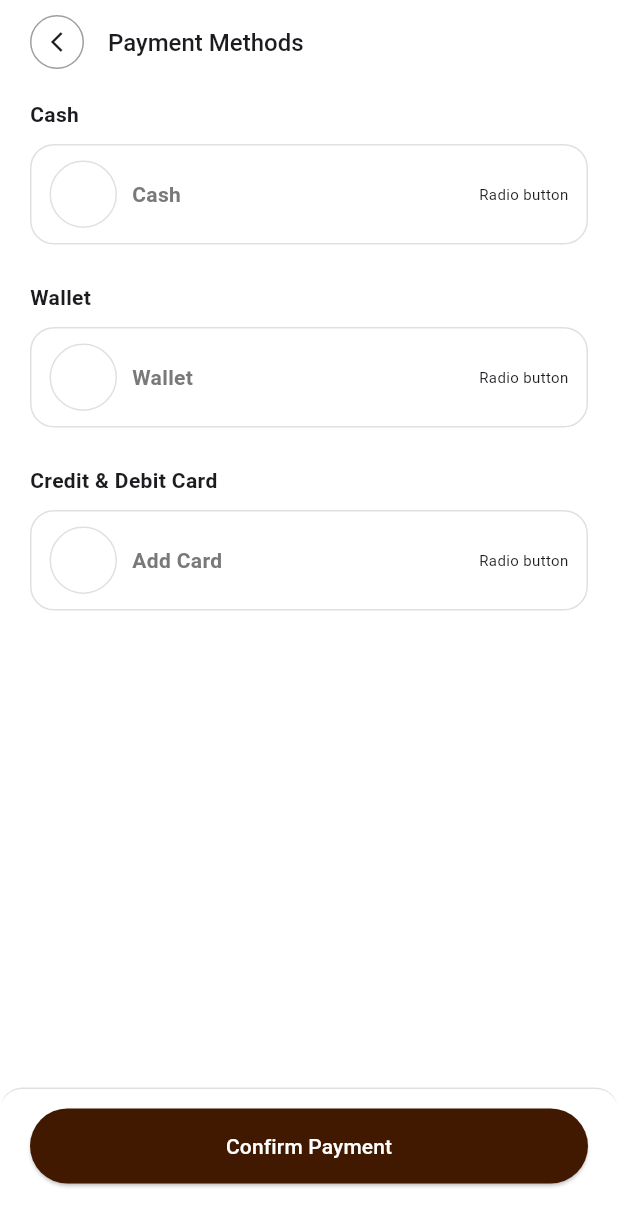
After one commit to Nelson-Chinedu/daza_store, a Flutter app: the PaymentMethodView screen opened directly, on a phone screen of 412 x 824 dp. The commit adds this screen. Shown: the top 1226 px of the screen. Run offline on Flutter 3.47's test engine with Material 3 defaults, Android fonts, the phone set to English and light mode, and no system bars; our stand-ins replace carousel_slider, dotted_border, flutter_slidable, get_it, intl_phone_number_input, lottie and 4 more.

Commit message:
feat: payment method

```diff
--- a/lib/features/dashboard/checkout/checkout_view.dart
+++ b/lib/features/dashboard/checkout/checkout_view.dart
@@ -99,7 +99,12 @@ class CheckoutView extends StatelessWidget {
             ),
             child: SizedBox(
               width: double.infinity,
-              child: Button(label: 'Continue to Payment', onPressed: () {}),
+              child: Button(
+                label: 'Continue to Payment',
+                onPressed: () {
+                  model.goToPayment();
+                },
+              ),
             ),
           ),
         );
--- a/lib/features/dashboard/checkout/checkout_viewmodel.dart
+++ b/lib/features/dashboard/checkout/checkout_viewmodel.dart
@@ -1,3 +1,4 @@
+import 'package:daza_store_commerce/features/dashboard/payment_method/payment_method_view.dart';
 import 'package:daza_store_commerce/features/dashboard/shipping_address/shipping_address_view.dart';
 import 'package:daza_store_commerce/features/dashboard/shipping_type/shipping_type_view.dart';
 import 'package:stacked/stacked.dart';
@@ -18,6 +19,10 @@ class CheckoutViewModel extends ReactiveViewModel {
     }
   }
 
+  void goToPayment() {
+    NavigationService().navigateToView(PaymentMethodView());
+  }
+
   @override
   List<ListenableServiceMixin> get listenableServices => [];
 }
--- /dev/null
+++ b/lib/features/dashboard/payment_method/payment_method_view.dart
@@ -0,0 +1,155 @@
+import 'package:daza_store_commerce/features/dashboard/payment_method/payment_method_viewmodel.dart';
+import 'package:daza_store_commerce/shared/widgets/button/button_view.dart';
+import 'package:daza_store_commerce/styles/brand_color.dart';
+import 'package:flutter/material.dart';
+import 'package:stacked/stacked.dart';
+
+class PaymentMethodView extends StatelessWidget {
+  const PaymentMethodView({super.key});
+
+  @override
+  Widget build(BuildContext context) {
+    return ViewModelBuilder<PaymentMethodViewModel>.reactive(
+      viewModelBuilder: () => PaymentMethodViewModel(),
+      builder: (context, model, child) => Scaffold(
+        appBar: AppBar(
+          leading: Padding(
+            padding: const EdgeInsets.only(left: 20),
+            child: GestureDetector(
+              onTap: model.goBack,
+              child: Container(
+                width: 34,
+                height: 34,
+                decoration: BoxDecoration(
+                  shape: BoxShape.circle,
+                  border: Border.all(color: Colors.grey),
+                ),
+                child: const Icon(Icons.arrow_back_ios_sharp, size: 16),
+              ),
+            ),
+          ),
+          title: const Text(
+            'Payment Methods',
+            style: TextStyle(fontSize: 16, fontWeight: FontWeight.w500),
+          ),
+          backgroundColor: Colors.white,
+        ),
+        body: SafeArea(
+          child: Padding(
+            padding: const EdgeInsets.symmetric(horizontal: 20, vertical: 10),
+            child: Column(
+              children: [
+                Column(
+                  crossAxisAlignment: CrossAxisAlignment.start,
+                  spacing: 10,
+                  children: [
+                    Text(
+                      'Cash',
+                      style: TextStyle(
+                        fontSize: 14,
+                        fontWeight: FontWeight.w600,
+                      ),
+                    ),
+                    _PaymentMethod(type: 'Cash', onTap: () {}),
+                    const SizedBox(height: 5),
+                    Text(
+                      'Wallet',
+                      style: TextStyle(
+                        fontSize: 14,
+                        fontWeight: FontWeight.w600,
+                      ),
+                    ),
+                    _PaymentMethod(type: 'Wallet', onTap: () {}),
+                    const SizedBox(height: 5),
+                    Text(
+                      'Credit & Debit Card',
+                      style: TextStyle(
+                        fontSize: 14,
+                        fontWeight: FontWeight.w600,
+                      ),
+                    ),
+                    _PaymentMethod(type: 'Add Card', onTap: () {}),
+                  ],
+                ),
+              ],
+            ),
+          ),
+        ),
+        bottomNavigationBar: Container(
+          padding: const EdgeInsets.only(
+            left: 20,
+            right: 20,
+            top: 13,
+            bottom: 35,
+          ),
+          decoration: BoxDecoration(
+            color: Colors.white,
+            border: Border(top: BorderSide(color: BrandColors.lightGrey)),
+            borderRadius: const BorderRadius.only(
+              topLeft: Radius.circular(15),
+              topRight: Radius.circular(15),
+            ),
+          ),
+          child: SizedBox(
+            width: double.infinity,
+            child: Button(label: 'Confirm Payment', onPressed: () {}),
+          ),
+        ),
+      ),
+    );
+  }
+}
+
+class _PaymentMethod extends StatelessWidget {
+  final VoidCallback onTap;
+  final String type;
+
+  const _PaymentMethod({required this.onTap, required this.type});
+
+  @override
+  Widget build(BuildContext context) {
+    return Container(
+      padding: const EdgeInsets.symmetric(horizontal: 12, vertical: 10),
+      width: double.infinity,
+      decoration: BoxDecoration(
+        border: Border.all(color: BrandColors.lightGrey),
+        borderRadius: BorderRadius.circular(16),
+      ),
+      child: Row(
+        mainAxisAlignment: MainAxisAlignment.spaceBetween,
+        children: [
+          Expanded(
+            child: Row(
+              spacing: 10,
+              children: [
+                Container(
+                  width: 45,
+                  height: 45,
+                  decoration: BoxDecoration(
+                    shape: BoxShape.circle,
+                    border: Border.all(color: BrandColors.lightGrey),
+                  ),
+                ),
+                Expanded(
+                  child: Column(
+                    crossAxisAlignment: CrossAxisAlignment.start,
+                    children: [
+                      Text(
+                        type,
+                        style: TextStyle(
+                          fontWeight: FontWeight.bold,
+                          color: BrandColors.grey,
+                        ),
+                      ),
+                    ],
+                  ),
+                ),
+              ],
+            ),
+          ),
+          Text('Radio button', style: TextStyle(fontSize: 10)),
+        ],
+      ),
+    );
+  }
+}
--- /dev/null
+++ b/lib/features/dashboard/payment_method/payment_method_viewmodel.dart
@@ -0,0 +1,13 @@
+import 'package:stacked/stacked.dart';
+import 'package:stacked_services/stacked_services.dart';
+
+class PaymentMethodViewModel extends ReactiveViewModel {
+  void setup() {}
+
+  void goBack() {
+    NavigationService().back();
+  }
+
+  @override
+  List<ListenableServiceMixin> get listenableServices => [];
+}
```
